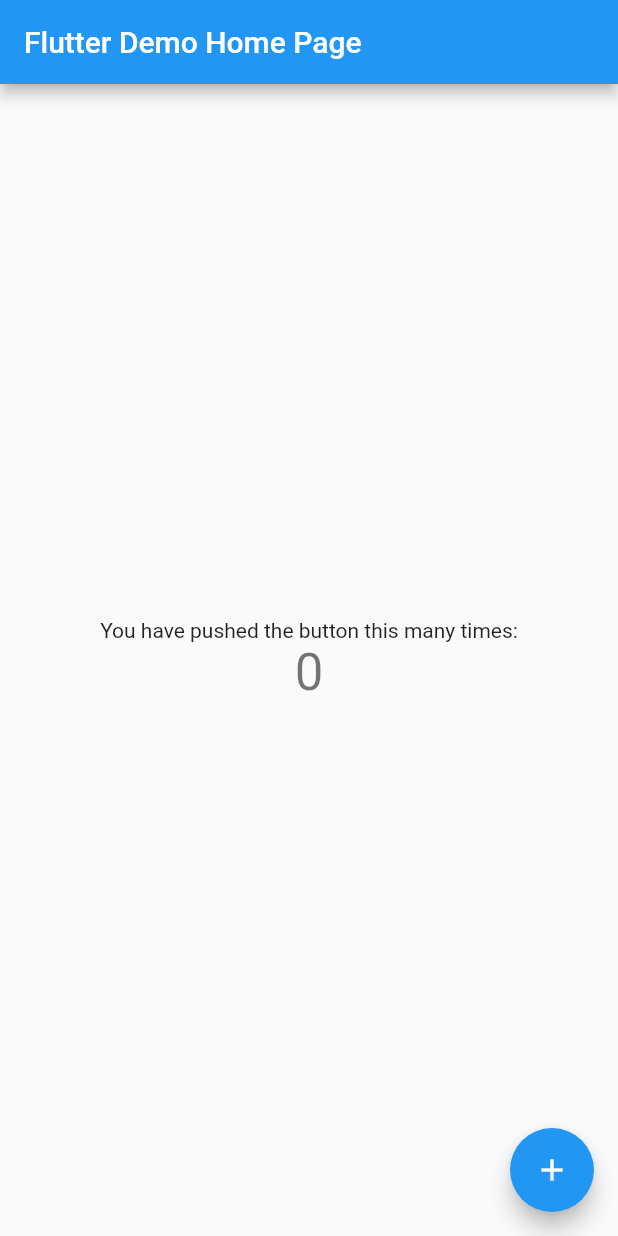
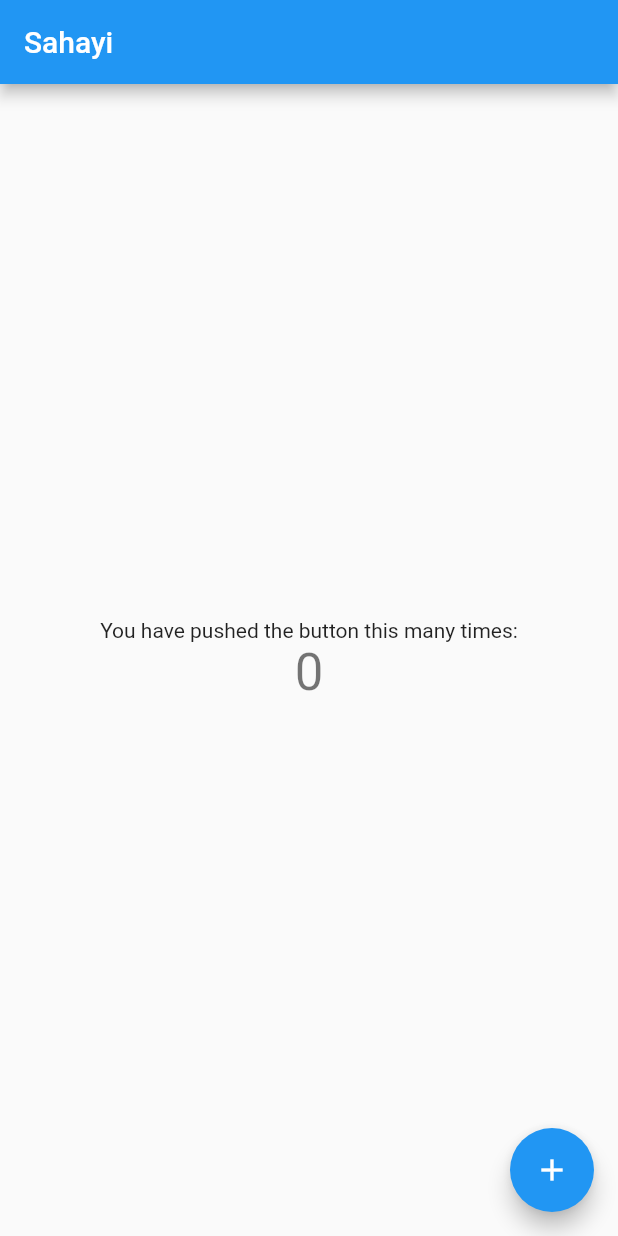
Before and after one commit to christorejisam/sahayi, a Flutter app: the screen it shows after launch, on a phone screen of 412 x 824 dp. Run offline on Flutter 3.47's test engine with Material 2 defaults, Android fonts, the phone set to English and light mode, and no system bars.

Commit message:
edited files

```diff
--- a/lib/main.dart
+++ b/lib/main.dart
@@ -24,7 +24,7 @@ class MyApp extends StatelessWidget {
         // is not restarted.
         primarySwatch: Colors.blue,
       ),
-      home: const MyHomePage(title: 'Flutter Demo Home Page'),
+      home: const MyHomePage(title: 'Sahayi'),
     );
   }
 }
```
Also changed, not shown: pubspec.lock.
